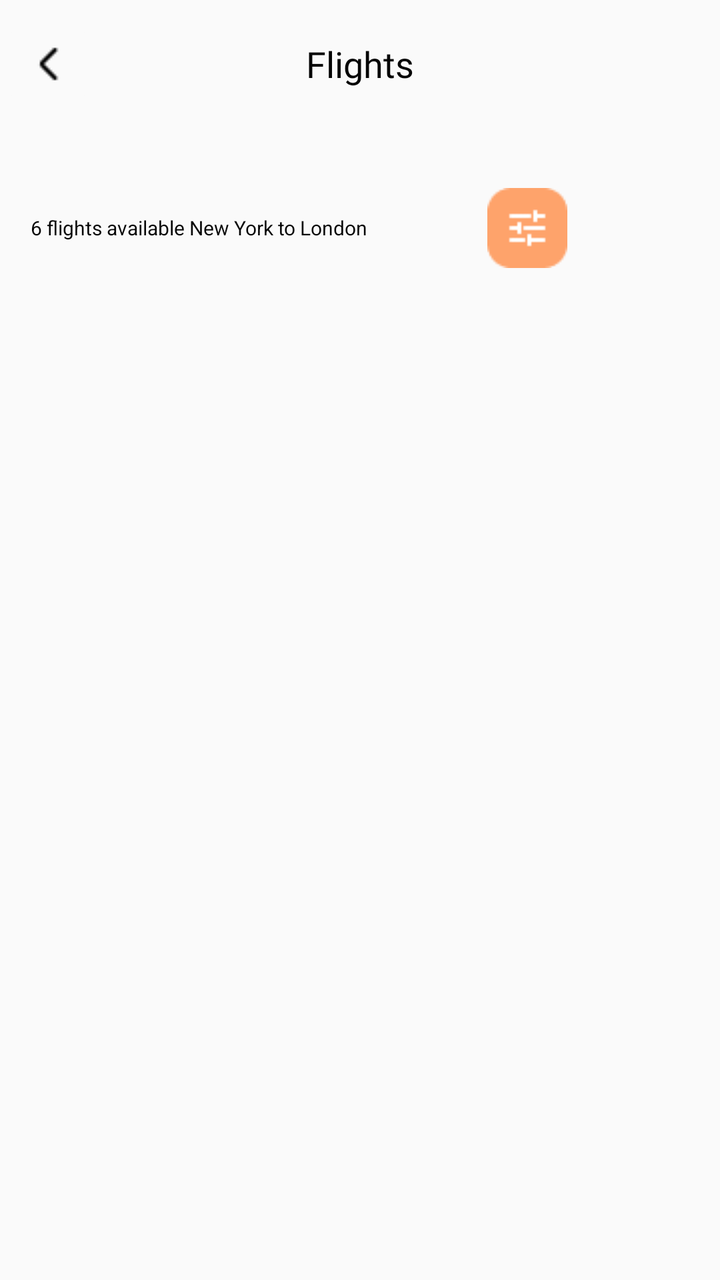
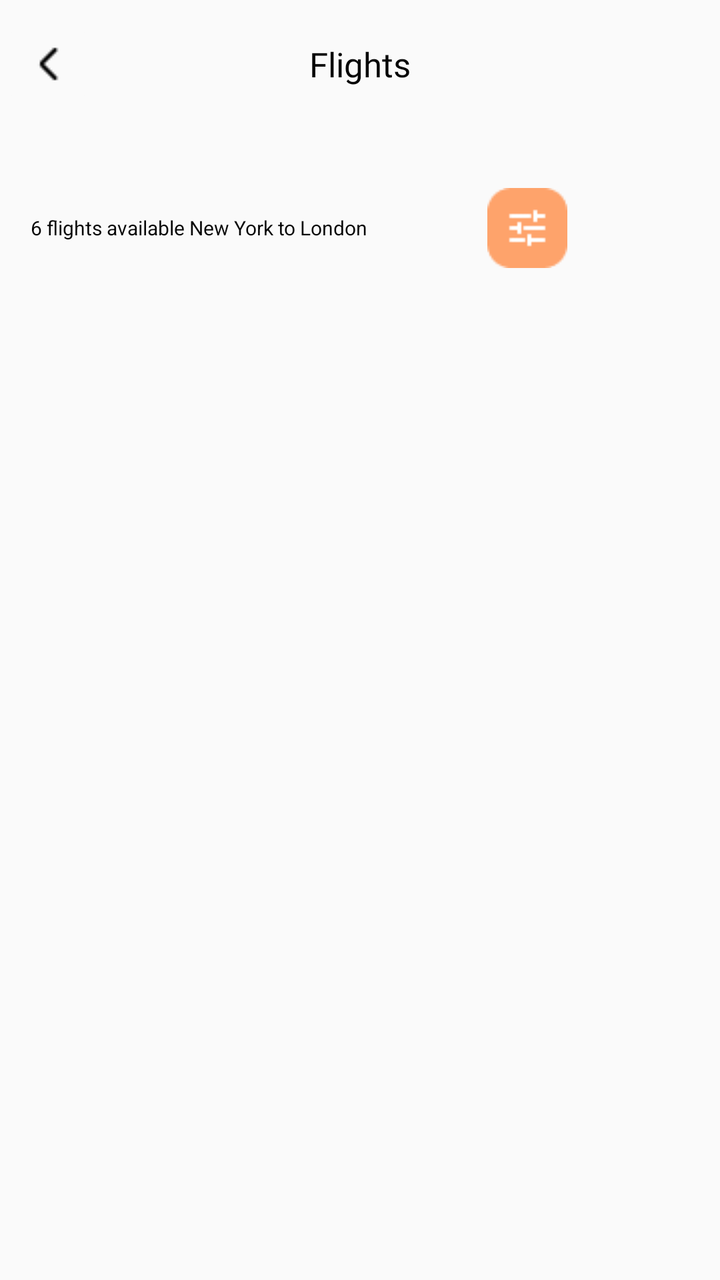

Screens rendered from an Android XML layout before and after an edit, with the pre-edit source and the edit as a unified diff.
<!-- AndroidManifest.xml: application theme Theme.TravelApplication -->
<!-- res/layout/fragment_flights_details.xml -->
<?xml version="1.0" encoding="utf-8"?>
<RelativeLayout xmlns:android="http://schemas.android.com/apk/res/android"
    xmlns:tools="http://schemas.android.com/tools"
    android:layout_width="match_parent"
    android:layout_height="match_parent"
    tools:context=".fragments.FlightsDetailsFragment">

    
    <RelativeLayout
        android:id="@+id/flightsDetailsAppBar"
        android:layout_width="match_parent"
        android:layout_height="wrap_content"
        android:layout_alignParentStart="true"
        android:layout_alignParentEnd="true"
        android:layout_marginTop="10dp">

        <ImageButton
            android:id="@+id/flights_details_back_button"
            android:layout_width="wrap_content"
            android:layout_height="wrap_content"
            android:contentDescription="@string/back_button_app_bar"
            android:backgroundTint="@color/screen"
            android:src="@drawable/ic_chevron"/>

        <TextView
            android:id="@+id/flights_details_title"
            android:layout_width="wrap_content"
            android:layout_height="wrap_content"
            android:layout_centerInParent="true"
            android:text="@string/flights_details_title"
            android:fontFamily="@font/poppins_bold"
            android:textAppearance="@style/title" />
    </RelativeLayout>

    
    <LinearLayout
        android:id="@+id/date_tabs_field"
        android:layout_width="wrap_content"
        android:layout_height="wrap_content"
        android:orientation="horizontal"
        android:layout_below="@id/flightsDetailsAppBar"
        android:layout_marginTop="20dp"
        android:layout_marginStart="15dp">

        <androidx.recyclerview.widget.RecyclerView
            android:id="@+id/date_tabs_recyclerView"
            android:layout_width="match_parent"
            android:layout_height="wrap_content"
            android:orientation="horizontal"
            android:scrollbars="horizontal"/>

    </LinearLayout>

    
    <RelativeLayout
        android:id="@+id/available_filter_field"
        android:layout_width="match_parent"
        android:layout_height="wrap_content"
        android:layout_marginTop="20dp"
        android:layout_below="@+id/date_tabs_field">

        
        <TextView
            android:id="@+id/flights_available_text"
            android:layout_width="wrap_content"
            android:layout_height="wrap_content"
            android:layout_centerVertical="true"
            android:layout_marginStart="15dp"
            android:layout_marginTop="20dp"
            android:text="@string/flights_available_text"
            android:textSize="10sp"
            android:textColor="@color/text_primary"
            android:lineSpacingExtra="-1sp"
            android:gravity="center_horizontal|top" />

        
        <ImageButton
            android:id="@+id/filter_image_button"
            android:layout_width="wrap_content"
            android:layout_height="wrap_content"
            android:layout_toEndOf="@+id/flights_available_text"
            android:src="@drawable/ic_filter_button"
            android:layout_marginStart="60dp"
            android:background="@null"
            android:contentDescription="@string/filter_button"/>

    </RelativeLayout>

    
    <androidx.recyclerview.widget.RecyclerView
        android:id="@+id/flightsTicketsRecyclerView"
        android:layout_width="match_parent"
        android:layout_height="wrap_content"
        android:layout_below="@+id/available_filter_field"
        android:scrollbars="vertical"
        android:layout_marginTop="20dp"
        android:layout_centerHorizontal="true" />

</RelativeLayout>
<!-- resources referenced by this layout -->
<resources>
  <color name="screen">#FAFAFA</color>
  <color name="text_primary">#050505</color>
  <!-- drawable ic_chevron: png bitmap (drawable, 252 bytes) -->
  <!-- drawable ic_filter_button: png bitmap (drawable, 674 bytes) -->
  <string name="back_button_app_bar">Back</string>
  <string name="filter_button">Filter button</string>
  <string name="flights_available_text">6 flights available New York to London</string>
  <string name="flights_details_title">Flights</string>
  <style name="title">
          <item name="android:textSize">18sp</item>
          <item name="android:textColor">#050505</item>
      </style>
  <style name="Theme.TravelApplication" parent="Base.Theme.TravelApplication" />
  <style name="Base.Theme.TravelApplication" parent="Theme.AppCompat.DayNight.NoActionBar">
          
          <item name="colorPrimary">@color/text_primary</item>
          <item name="android:windowBackground">@color/screen</item>
          <item name="android:textColorPrimary">@color/text_primary</item>
          <item name="colorAccent">@color/green_500</item>
          
      </style>
  <color name="green_500">#089083</color>
</resources>

<!-- the commit's change to res/layout/fragment_flights_details.xml (unified diff, before → after) -->
@@ -28,6 +28,7 @@
             android:layout_height="wrap_content"
             android:layout_centerInParent="true"
             android:text="@string/flights_details_title"
+            android:textSize="17sp"
             android:fontFamily="@font/poppins_bold"
             android:textAppearance="@style/title" />
     </RelativeLayout>
